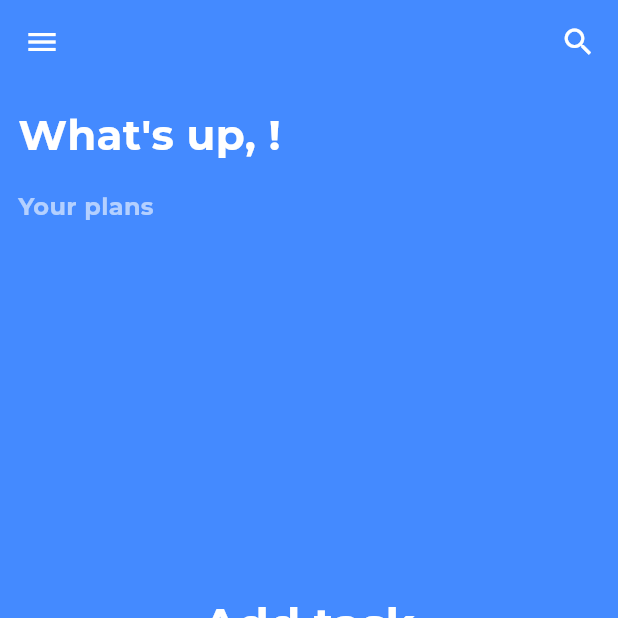
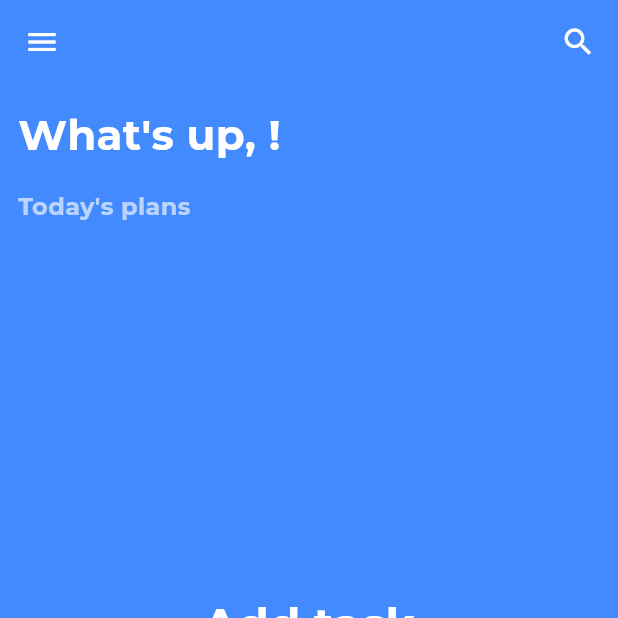
Before and after one commit to AabhasGaur19/Task-app, a Flutter app: the screen it shows after launch, after a tap on "Let's Start", on a phone screen of 412 x 824 dp, the top half of it. Run offline on Flutter 3.47's test engine with Material 3 defaults, Android fonts, the phone set to English and light mode, and no system bars; our stand-ins replace google_fonts, shared_preferences.

Commit message:
fixed task heading

```diff
--- a/lib/main.dart
+++ b/lib/main.dart
@@ -17,9 +17,7 @@ void main() async {
     final prefs = await SharedPreferences.getInstance();
     final String? username = prefs.getString('username');
 
-    runApp(MyApp(
-        initialScreen:
-            username != null ? TodoScreen(username) : const WelcomeScreen()));
+    runApp(MyApp(initialScreen:username != null ? TodoScreen(username) : const WelcomeScreen()));
   });
 }
 
@@ -30,10 +28,11 @@ class MyApp extends StatelessWidget {
 
   @override
   Widget build(BuildContext context) {
+
     return MaterialApp(
       debugShowCheckedModeBanner: false,
       theme: ThemeData(
-        scaffoldBackgroundColor: Colors.blue[200],
+        scaffoldBackgroundColor: Colors.blueAccent[200],
         primarySwatch: Colors.blue,
         visualDensity: VisualDensity.adaptivePlatformDensity,
       ),
--- a/lib/widgets/single_display.dart
+++ b/lib/widgets/single_display.dart
@@ -5,7 +5,7 @@ import 'package:todo/model/todo.dart';
 
 class SingleDisplay extends StatelessWidget{
 
-  SingleDisplay(this.todo,this.onToggleComplete,{super.key});
+  const SingleDisplay(this.todo,this.onToggleComplete,{super.key});
 
   final Todo todo;
   final void Function() onToggleComplete;
--- a/lib/widgets/todo_screen.dart
+++ b/lib/widgets/todo_screen.dart
@@ -2,8 +2,9 @@ import 'package:flutter/material.dart';
 import 'package:google_fonts/google_fonts.dart';
 import 'package:shared_preferences/shared_preferences.dart';
 import 'package:todo/model/todo.dart';
-import 'package:todo/widgets/create_todo.dart';
+import 'package:todo/widgets/diaplay_create_todo.dart';
 import 'package:todo/widgets/display_todo.dart';
+import 'package:todo/widgets/side_drawer.dart';
 import 'package:todo/widgets/welcome_screen.dart';
 import 'dart:convert';
 
@@ -92,44 +93,15 @@ class _TodoScreenState extends State<TodoScreen> {
         ),
         actions: [
           IconButton(
-            onPressed: () {},
+            onPressed: () {
+              // something search would not work fine
+            },
             icon: Icon(Icons.search),
             padding: EdgeInsets.only(right: 5),
           ),
         ],
       ),
-      drawer: Drawer(
-        child: ListView(
-          children: [
-            SizedBox(
-              height: 100,
-              child: DrawerHeader(
-                decoration: BoxDecoration(color: Colors.blueAccent[200]),
-                child: Text(
-                  'Welcome $savedUsername',
-                  style: GoogleFonts.lato(
-                    fontWeight: FontWeight.bold,
-                    fontSize: 26,
-                    color: Colors.white,
-                  ),
-                ),
-              ),
-            ),
-            ListTile(
-              leading: Icon(Icons.logout),
-              title: Text('Logout'),
-              onTap: () async {
-                final prefs = await SharedPreferences.getInstance();
-                await prefs.remove('username');
-                Navigator.pushReplacement(
-                  context,
-                  MaterialPageRoute(builder: (context) => WelcomeScreen()),
-                );
-              },
-            )
-          ],
-        ),
-      ),
+      drawer: SideDrawer(savedUsername),
       body: Column(
         crossAxisAlignment: CrossAxisAlignment.start,
         children: [
@@ -147,10 +119,10 @@ class _TodoScreenState extends State<TodoScreen> {
           Padding(
             padding: EdgeInsets.only(left: 12, bottom: 16),
             child: Text(
-              "Your plans",
+              "Today's plans",
               style: GoogleFonts.montserrat(
                 fontSize: 16,
-                color: Colors.white60,
+                color: const Color.fromARGB(162, 255, 255, 255),
                 fontWeight: FontWeight.w700,
               ),
             ),
```
Also changed, not shown: lib/widgets/diaplay_create_todo.dart (renamed from lib/widgets/create_todo.dart, +4 -26 lines), lib/widgets/display_todo.dart (+1 -23 lines), lib/widgets/side_drawer.dart (added, +46 -0 lines).
